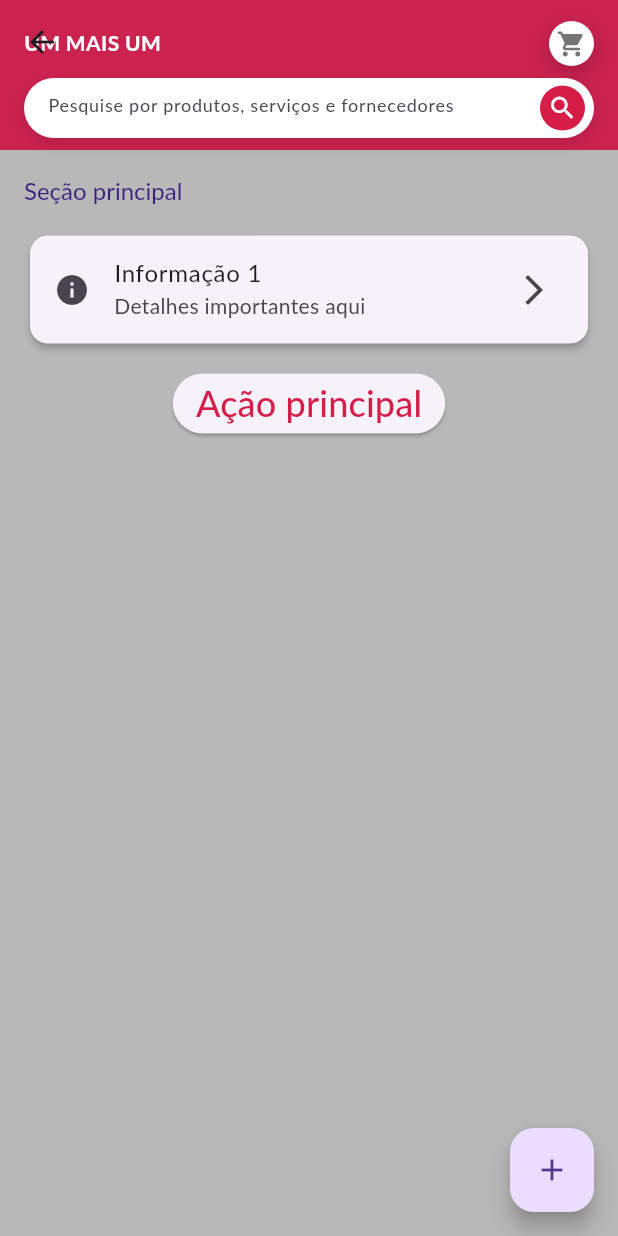
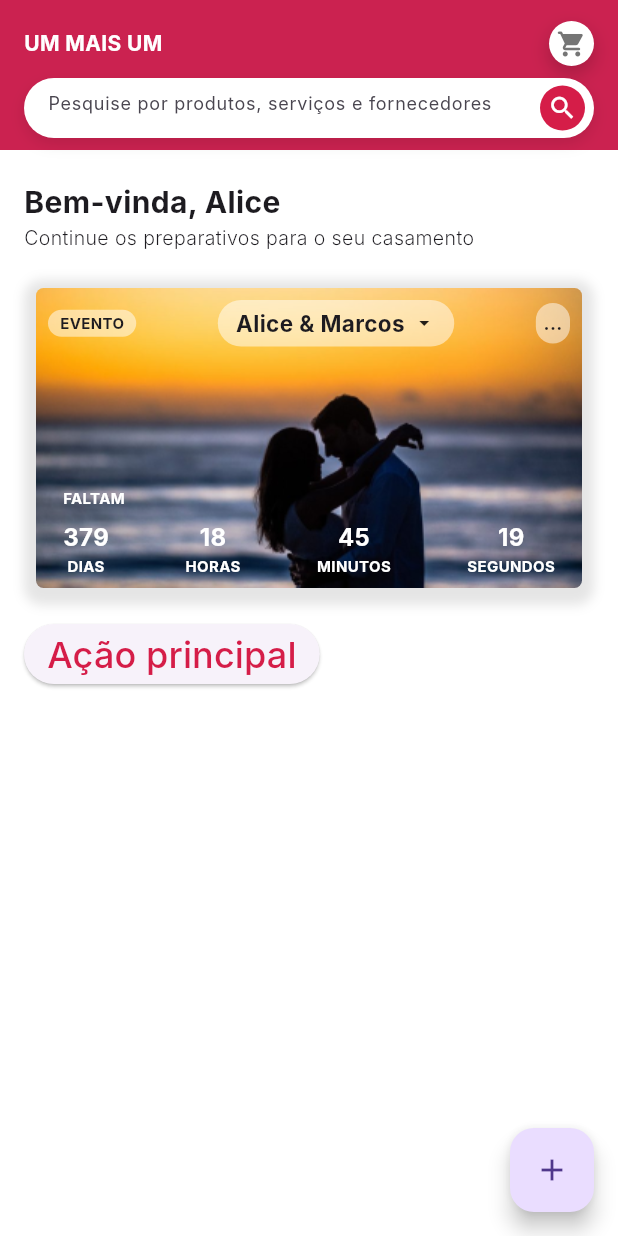
Before and after one commit to luisesales/BemCasados, a Flutter app: the HomeScreen screen opened directly, on a phone screen of 412 x 824 dp. Run offline on Flutter 3.47's test engine with Material 3 defaults, Android fonts, the phone set to English and light mode, and no system bars; our stand-ins replace flutter_svg, shared_preferences; accounts and stored records are empty; Roboto replaces fonts that are missing (Inter, Lato).

Commit message:
feat: criar widget de casamento

```diff
--- a/lib/main.dart
+++ b/lib/main.dart
@@ -7,6 +7,7 @@ import 'package:nuptia/pages/auth/welcomeScreen.dart';
 
 import 'package:flutter/material.dart';
 import 'package:nuptia/model/userList.dart';
+import 'package:nuptia/pages/home/home.dart';
 import 'package:provider/provider.dart';
 import 'package:nuptia/utils/routes.dart';
 
@@ -35,7 +36,7 @@ class _MyAppState extends State<MyApp> {
       child: MaterialApp(
         title: 'Meu Casório Club',
         theme: ThemeData(
-            fontFamily: 'Lato',
+            fontFamily: 'Inter',
             colorScheme: ThemeData().copyWith().colorScheme.copyWith(
                 primary: Color.fromRGBO(213, 29, 72, 100),
                 surface: Color.fromRGBO(184, 184, 184, 70)),
@@ -53,8 +54,9 @@ class _MyAppState extends State<MyApp> {
               labelLarge: TextStyle(
                   fontSize: 24, color: Color.fromRGBO(153, 53, 53, 100)),
             )),
-        home: SplashScreen(),
+        home: HomeScreen(),
         routes: {
+          Routes.HOME_SCREEN: (context) => HomeScreen(),
           Routes.WELCOME_SCREEN: (context) => WelcomeScreen(),
           Routes.SELECT_USER: (context) => SelectUser(onSelected: selectUser),
           Routes.LOGIN: (context) => Login(
--- a/lib/pages/home/home.dart
+++ b/lib/pages/home/home.dart
@@ -2,6 +2,7 @@ import 'package:flutter/material.dart';
 import 'package:nuptia/widgets/AppSearchBar.dart';
 import 'package:nuptia/widgets/CircleCartIcon.dart';
 import 'package:nuptia/widgets/CustomAppBar.dart';
+import 'package:nuptia/widgets/WeddingCountdown.dart';
 
 class HomeScreen extends StatelessWidget {
   const HomeScreen({super.key});
@@ -10,46 +11,59 @@ class HomeScreen extends StatelessWidget {
   Widget build(BuildContext context) {
     return Scaffold(
       appBar: CustomAppBar(),
+      backgroundColor: const Color.fromRGBO(255, 255, 255, 1),
       body: Padding(
         padding: const EdgeInsets.all(16.0),
         child: Column(
           crossAxisAlignment: CrossAxisAlignment.start,
           children: [
-            Text(
-              'Seção principal',
-              style: Theme.of(context).textTheme.headlineMedium,
+            const SizedBox(height: 4.0),
+            const Text(
+              'Bem-vinda, Alice',
+              style: TextStyle(
+                fontSize: 20,
+                fontWeight: FontWeight.bold,
+                fontFamily: 'Inter',
+              ),
             ),
-            SizedBox(height: 16.0),
+            const Text(
+              'Continue os preparativos para o seu casamento',
+              style: TextStyle(
+                fontFamily: 'Inter',
+                fontSize: 13,
+                fontWeight: FontWeight.w300,
+              ),
+            ),
+            const SizedBox(height: 16.0),
+            WeddingCountdown(
+              imageUrl: 'assets/images/0008-danibruno_pw-1000x668.png',
+              title: 'Alice & Marcos',
+              onExpand: () {
+                // Lógica para expandir o card
+              },
+              onMenuTap: () {},
+            ),
             Expanded(
               child: SingleChildScrollView(
                 child: Column(
                   children: [
-                    // Widget exemplo 1
-                    Card(
-                      elevation: 2.0,
-                      child: ListTile(
-                        leading: Icon(Icons.info),
-                        title: Text('Informação 1'),
-                        subtitle: Text('Detalhes importantes aqui'),
-                        trailing: Icon(Icons.arrow_forward_ios),
-                      ),
-                    ),
-                    SizedBox(height: 12.0),
-                    // Widget exemplo 2
+                    // Seção da imagem de fundo
+                    const SizedBox(height: 12.0),
+                    // Botão de ação principal
                     ElevatedButton(
                       onPressed: () {},
-                      child: Text('Ação principal'),
+                      child: const Text('Ação principal'),
                     ),
                   ],
                 ),
               ),
-            )
+            ),
           ],
         ),
       ),
       floatingActionButton: FloatingActionButton(
         onPressed: () {},
-        child: Icon(Icons.add),
+        child: const Icon(Icons.add),
       ),
     );
   }
--- a/lib/utils/appRoutes.dart
+++ b/lib/utils/appRoutes.dart
@@ -1,5 +1,6 @@
 class AppRoutes {
-  static const SPLASH_SCREEN = '/';
+  static const HOME_SCREEN = '/';
+  static const SPLASH_SCREEN = '/splash';
   static const USER_LOGIN = '/login';
   static const USER_HOME = '/user-homescreen';
 }
--- a/lib/utils/routes.dart
+++ b/lib/utils/routes.dart
@@ -5,4 +5,5 @@ class Routes {
   static const FORGOT_PASSWORD = '/forgot-password';
   static const WELCOME_SCREEN = '/welcome-screen';
   static const SPLASH_SCREEN = '/splash-screen';
+  static const HOME_SCREEN = '/home';
 }
--- /dev/null
+++ b/lib/widgets/WeddingCountdown.dart
@@ -0,0 +1,200 @@
+import 'package:flutter/material.dart';
+
+class WeddingCountdown extends StatelessWidget {
+  final String imageUrl;
+  final String title;
+  final VoidCallback onExpand;
+  final VoidCallback onMenuTap;
+
+  const WeddingCountdown({
+    super.key,
+    required this.imageUrl,
+    required this.title,
+    required this.onExpand,
+    required this.onMenuTap,
+  });
+
+  @override
+  Widget build(BuildContext context) {
+    return Container(
+      padding: const EdgeInsets.all(8.0),
+      decoration: BoxDecoration(
+        borderRadius: BorderRadius.circular(12.0),
+        boxShadow: [
+          BoxShadow(
+            color: Colors.black.withOpacity(0.1),
+            blurRadius: 6,
+            offset: const Offset(0, 3),
+          ),
+        ],
+      ),
+      child: Stack(
+        children: [
+          // Imagem de fundo
+          ClipRRect(
+            borderRadius: BorderRadius.circular(5.0),
+            child: Image.asset(
+              imageUrl,
+              fit: BoxFit.cover,
+              width: double.infinity,
+              height: 200,
+            ),
+          ),
+          // Conteúdo sobreposto
+          Positioned.fill(
+            child: Padding(
+              padding: const EdgeInsets.all(8.0),
+              child: Column(
+                mainAxisAlignment: MainAxisAlignment.spaceBetween,
+                children: [
+                  // Parte superior
+                  Row(
+                    mainAxisAlignment: MainAxisAlignment.spaceBetween,
+                    children: [
+                      // Texto "EVENTO"
+                      Container(
+                        padding: const EdgeInsets.symmetric(
+                          vertical: 2.0,
+                          horizontal: 8.0,
+                        ),
+                        decoration: BoxDecoration(
+                          color: Colors.white.withOpacity(0.5),
+                          borderRadius: BorderRadius.circular(10.0),
+                        ),
+                        child: const Text(
+                          'EVENTO',
+                          style: TextStyle(
+                            fontSize: 10,
+                            fontWeight: FontWeight.bold,
+                          ),
+                        ),
+                      ),
+                      // Texto "Alice & Marcos" com ícone
+                      GestureDetector(
+                        onTap: onExpand,
+                        child: Container(
+                          padding: const EdgeInsets.symmetric(
+                            vertical: 5.0,
+                            horizontal: 12.0,
+                          ),
+                          decoration: BoxDecoration(
+                            color: Colors.white.withOpacity(0.5),
+                            borderRadius: BorderRadius.circular(20.0),
+                          ),
+                          child: Row(
+                            mainAxisSize: MainAxisSize.min,
+                            children: [
+                              Text(
+                                title,
+                                style: const TextStyle(
+                                    fontSize: 15,
+                                    fontWeight: FontWeight.bold,
+                                    fontFamily: 'Inter'),
+                              ),
+                              const SizedBox(width: 5.0),
+                              const Icon(
+                                Icons.arrow_drop_down,
+                                size: 16,
+                              ),
+                            ],
+                          ),
+                        ),
+                      ),
+                      // Reticências
+                      GestureDetector(
+                        onTap: onMenuTap,
+                        child: Container(
+                          padding: const EdgeInsets.all(5.0),
+                          decoration: BoxDecoration(
+                            color: Colors.white.withOpacity(0.5),
+                            borderRadius: BorderRadius.circular(20.0),
+                          ),
+                          child: const Text(
+                            '...',
+                            style: TextStyle(
+                              fontSize: 12,
+                              fontWeight: FontWeight.bold,
+                            ),
+                          ),
+                        ),
+                      ),
+                    ],
+                  ),
+                  // Parte inferior
+                  Padding(
+                    padding: const EdgeInsets.symmetric(horizontal: 10.0),
+                    child: Column(
+                      children: [
+                        const Align(
+                          alignment: Alignment.centerLeft,
+                          child: Text(
+                            'FALTAM',
+                            style: TextStyle(
+                                fontSize: 10,
+                                fontWeight: FontWeight.bold,
+                                color: Colors.white),
+                          ),
+                        ),
+                        const SizedBox(height: 8.0),
+                        Row(
+                          mainAxisAlignment: MainAxisAlignment.spaceBetween,
+                          children: const [
+                            _CountdownItem(
+                              value: '379',
+                              label: 'DIAS',
+                            ),
+                            _CountdownItem(
+                              value: '18',
+                              label: 'HORAS',
+                            ),
+                            _CountdownItem(
+                              value: '45',
+                              label: 'MINUTOS',
+                            ),
+                            _CountdownItem(
+                              value: '19',
+                              label: 'SEGUNDOS',
+                            ),
+                          ],
+                        ),
+                      ],
+                    ),
+                  ),
+                ],
+              ),
+            ),
+          ),
+        ],
+      ),
+    );
+  }
+}
+
+// Widget personalizado para os itens do countdown
+class _CountdownItem extends StatelessWidget {
+  final String value;
+  final String label;
+
+  const _CountdownItem({
+    required this.value,
+    required this.label,
+  });
+
+  @override
+  Widget build(BuildContext context) {
+    return Column(
+      children: [
+        Text(
+          value,
+          style: const TextStyle(
+              fontSize: 16, fontWeight: FontWeight.bold, color: Colors.white),
+        ),
+        Text(
+          label,
+          style: const TextStyle(
+              fontSize: 10, fontWeight: FontWeight.bold, color: Colors.white),
+        ),
+      ],
+    );
+  }
+}
--- a/pubspec.yaml
+++ b/pubspec.yaml
@@ -28,6 +28,7 @@ environment:
 # the latest version available on pub.dev. To see which dependencies have newer
 # versions available, run `flutter pub outdated`.
 dependencies:
+  google_fonts: ^5.0.0
   flutter:
     sdk: flutter
 
@@ -60,6 +61,7 @@ flutter:
   - assets/images/logo.svg
   - assets/images/casal_na_moto.png
   - assets/images/casal_tomando_cafe.png
+  - assets/images/0008-danibruno_pw-1000x668.png
 
 
   # The following line ensures that the Material Icons font is
```
Also changed, not shown: assets/images/0008-danibruno_pw-1000x668.png (added), pubspec.lock, 1 other file.
